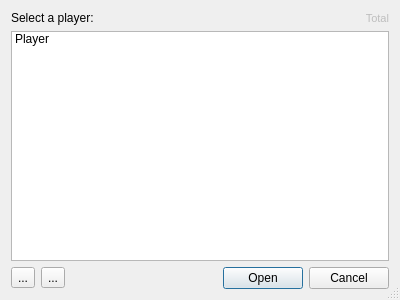
The window that starcheat/templates/OpenPlayer.ui (wizzomafizzo/starcheat) describes before a commit, drawn with Qt 5.
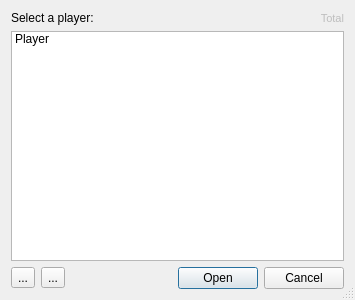
The same window after the commit. Icons and pictures are not drawn.

What changed in the file:
```diff
--- a/starcheat/templates/OpenPlayer.ui
+++ b/starcheat/templates/OpenPlayer.ui
@@ -6,7 +6,7 @@
    <rect>
     <x>0</x>
     <y>0</y>
-    <width>400</width>
+    <width>355</width>
     <height>300</height>
    </rect>
   </property>
```
